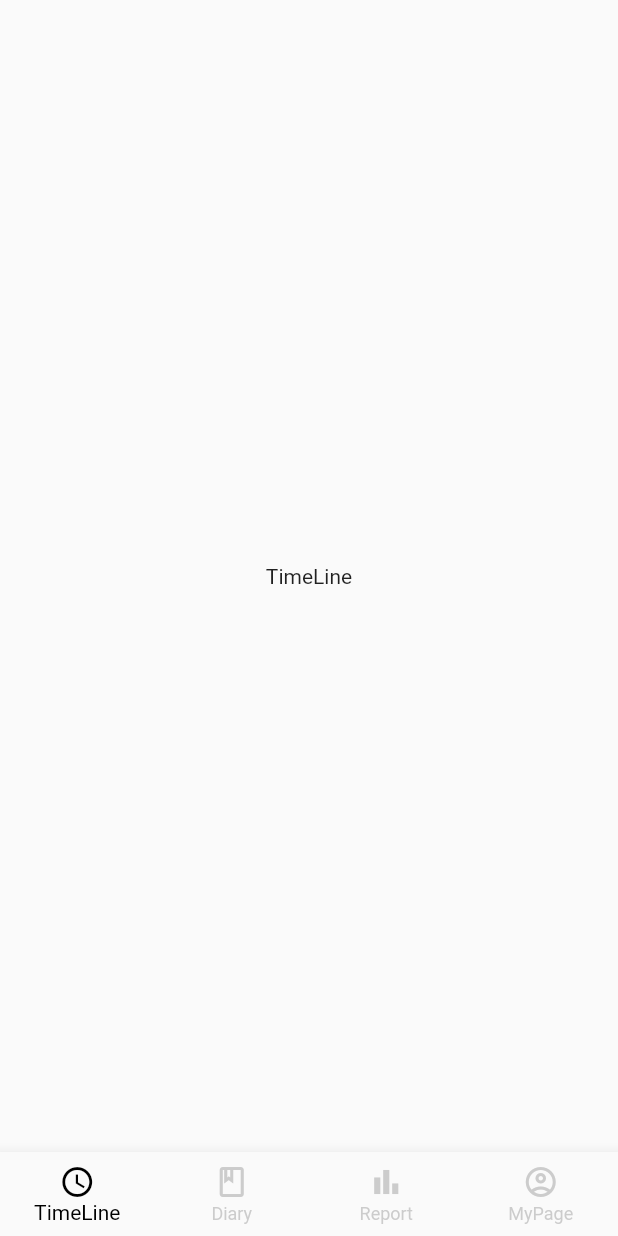
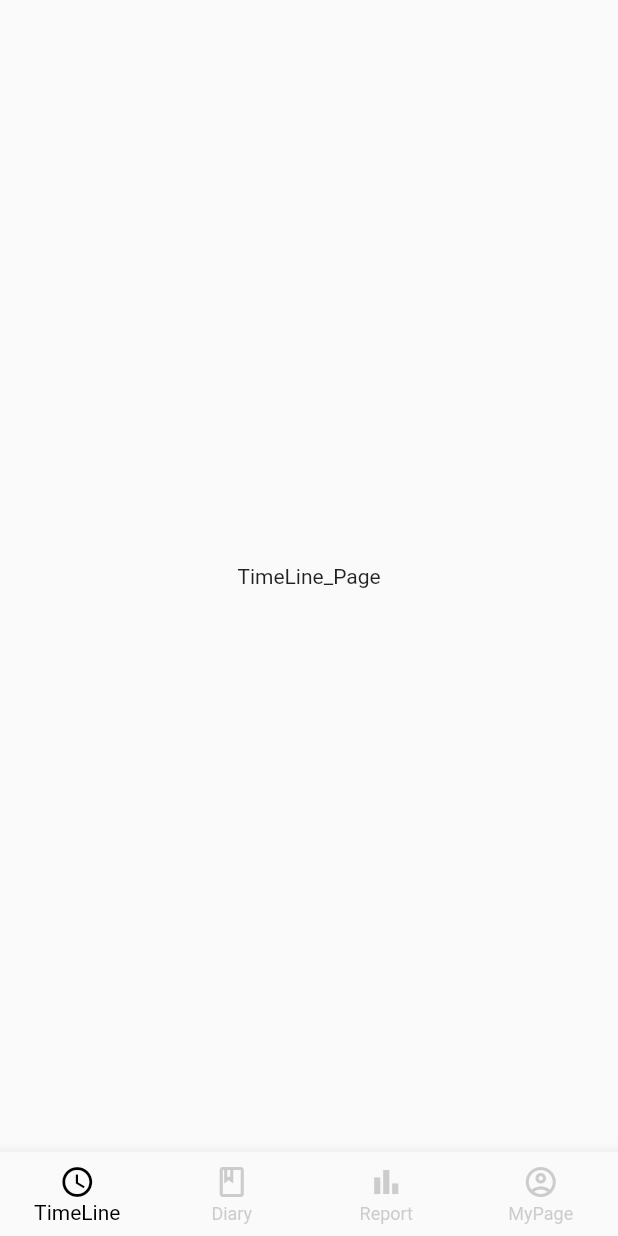
Before and after one commit to KyubinHwang/ObO_project_flutter, a Flutter app: the screen it shows after launch, on a phone screen of 412 x 824 dp. Run offline on Flutter 3.47's test engine with Material 2 defaults, Android fonts, the phone set to English and light mode, and no system bars.

Commit message:
변경 실험

```diff
--- a/lib/main_page.dart
+++ b/lib/main_page.dart
@@ -11,7 +11,7 @@ class _MainPageState extends State<MainPage> {
   int _selectedIndex = 0;
 
   List _pages = [
-    Text('TimeLine'),
+    Text('TimeLine_Page'),
     Text('Diary'),
     Text('Report'),
     Text('MyPage'),
```
